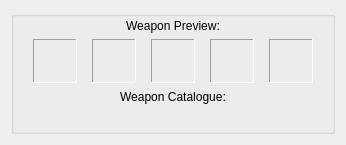
Old version of the form qweaponordertable.ui in the repository JordanViramontes/Cave-Story-Profile-Manager.
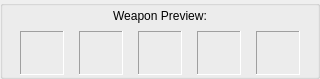
New version of the form. Icons and pictures are not drawn.

Commit message: implemented selecting a weapon

Diff of the .ui file:
```diff
--- a/qweaponordertable.ui
+++ b/qweaponordertable.ui
@@ -6,14 +6,29 @@
    <rect>
     <x>0</x>
     <y>0</y>
-    <width>346</width>
-    <height>145</height>
+    <width>320</width>
+    <height>79</height>
    </rect>
   </property>
   <property name="windowTitle">
    <string>Form</string>
   </property>
   <layout class="QVBoxLayout" name="verticalLayout_2">
+   <property name="spacing">
+    <number>0</number>
+   </property>
+   <property name="leftMargin">
+    <number>0</number>
+   </property>
+   <property name="topMargin">
+    <number>0</number>
+   </property>
+   <property name="rightMargin">
+    <number>0</number>
+   </property>
+   <property name="bottomMargin">
+    <number>0</number>
+   </property>
    <item>
     <widget class="QGroupBox" name="groupBox">
      <property name="title">
@@ -35,549 +50,6 @@
       <property name="horizontalSpacing">
        <number>1</number>
       </property>
-      <item row="0" column="0">
-       <widget class="QLabel" name="label">
-        <property name="text">
-         <string>Weapon Preview:</string>
-        </property>
-        <property name="scaledContents">
-         <bool>false</bool>
-        </property>
-        <property name="alignment">
-         <set>Qt::AlignmentFlag::AlignCenter</set>
-        </property>
-        <property name="margin">
-         <number>0</number>
-        </property>
-       </widget>
-      </item>
-      <item row="3" column="0">
-       <widget class="QWidget" name="weaponCatalogueContainer" native="true">
-        <layout class="QGridLayout" name="gridLayout_18">
-         <property name="leftMargin">
-          <number>0</number>
-         </property>
-         <property name="topMargin">
-          <number>0</number>
-         </property>
-         <property name="rightMargin">
-          <number>0</number>
-         </property>
-         <property name="bottomMargin">
-          <number>0</number>
-         </property>
-         <property name="spacing">
-          <number>0</number>
-         </property>
-         <item row="0" column="0">
-          <layout class="QHBoxLayout" name="weaponCatalogueLayout">
-           <property name="spacing">
-            <number>10</number>
-           </property>
-           <item>
-            <spacer name="horizontalSpacer_3">
-             <property name="orientation">
-              <enum>Qt::Orientation::Horizontal</enum>
-             </property>
-             <property name="sizeHint" stdset="0">
-              <size>
-               <width>40</width>
-               <height>20</height>
-              </size>
-             </property>
-            </spacer>
-           </item>
-           <item>
-            <widget class="QFrame" name="frame_16">
-             <property name="frameShape">
-              <enum>QFrame::Shape::NoFrame</enum>
-             </property>
-             <property name="frameShadow">
-              <enum>QFrame::Shadow::Raised</enum>
-             </property>
-             <layout class="QGridLayout" name="gridLayout_17">
-              <property name="leftMargin">
-               <number>1</number>
-              </property>
-              <property name="topMargin">
-               <number>1</number>
-              </property>
-              <property name="rightMargin">
-               <number>1</number>
-              </property>
-              <property name="bottomMargin">
-               <number>1</number>
-              </property>
-              <item row="0" column="0">
-               <widget class="QLabel" name="EMPTY">
-                <property name="text">
-                 <string/>
-                </property>
-                <property name="pixmap">
-                 <pixmap resource="images.qrc">:/weaponImages/images/empty.png</pixmap>
-                </property>
-                <property name="scaledContents">
-                 <bool>true</bool>
-                </property>
-                <property name="alignment">
-                 <set>Qt::AlignmentFlag::AlignCenter</set>
-                </property>
-                <property name="textInteractionFlags">
-                 <set>Qt::TextInteractionFlag::NoTextInteraction</set>
-                </property>
-               </widget>
-              </item>
-             </layout>
-            </widget>
-           </item>
-           <item>
-            <widget class="QFrame" name="frame_15">
-             <property name="frameShape">
-              <enum>QFrame::Shape::NoFrame</enum>
-             </property>
-             <property name="frameShadow">
-              <enum>QFrame::Shadow::Raised</enum>
-             </property>
-             <layout class="QGridLayout" name="gridLayout_12">
-              <property name="leftMargin">
-               <number>1</number>
-              </property>
-              <property name="topMargin">
-               <number>1</number>
-              </property>
-              <property name="rightMargin">
-               <number>1</number>
-              </property>
-              <property name="bottomMargin">
-               <number>1</number>
-              </property>
-              <item row="0" column="0">
-               <widget class="QLabel" name="PS">
-                <property name="text">
-                 <string/>
-                </property>
-                <property name="pixmap">
-                 <pixmap resource="images.qrc">:/weaponImages/images/polarStar.png</pixmap>
-                </property>
-                <property name="scaledContents">
-                 <bool>true</bool>
-                </property>
-                <property name="alignment">
-                 <set>Qt::AlignmentFlag::AlignCenter</set>
-                </property>
-                <property name="textInteractionFlags">
-                 <set>Qt::TextInteractionFlag::NoTextInteraction</set>
-                </property>
-               </widget>
-              </item>
-             </layout>
-            </widget>
-           </item>
-           <item>
-            <widget class="QFrame" name="frame_14">
-             <property name="frameShape">
-              <enum>QFrame::Shape::NoFrame</enum>
-             </property>
-             <property name="frameShadow">
-              <enum>QFrame::Shadow::Raised</enum>
-             </property>
-             <layout class="QGridLayout" name="gridLayout_11">
-              <property name="leftMargin">
-               <number>1</number>
-              </property>
-              <property name="topMargin">
-               <number>1</number>
-              </property>
-              <property name="rightMargin">
-               <number>1</number>
-              </property>
-              <property name="bottomMargin">
-               <number>1</number>
-              </property>
-              <item row="0" column="0">
-               <widget class="QLabel" name="ML">
-                <property name="text">
-                 <string/>
-                </property>
-                <property name="pixmap">
-                 <pixmap resource="images.qrc">:/weaponImages/images/missile.png</pixmap>
-                </property>
-                <property name="scaledContents">
-                 <bool>true</bool>
-                </property>
-                <property name="alignment">
-                 <set>Qt::AlignmentFlag::AlignCenter</set>
-                </property>
-                <property name="textInteractionFlags">
-                 <set>Qt::TextInteractionFlag::NoTextInteraction</set>
-                </property>
-               </widget>
-              </item>
-             </layout>
-            </widget>
-           </item>
-           <item>
-            <widget class="QFrame" name="frame_13">
-             <property name="frameShape">
-              <enum>QFrame::Shape::NoFrame</enum>
-             </property>
-             <property name="frameShadow">
-              <enum>QFrame::Shadow::Raised</enum>
-             </property>
-             <layout class="QGridLayout" name="gridLayout_10">
-              <property name="leftMargin">
-               <number>1</number>
-              </property>
-              <property name="topMargin">
-               <number>1</number>
-              </property>
-              <property name="rightMargin">
-               <number>1</number>
-              </property>
-              <property name="bottomMargin">
-               <number>1</number>
-              </property>
-              <item row="0" column="0">
-               <widget class="QLabel" name="FB">
-                <property name="text">
-                 <string/>
-                </property>
-                <property name="pixmap">
-                 <pixmap resource="images.qrc">:/weaponImages/images/fireball.png</pixmap>
-                </property>
-                <property name="scaledContents">
-                 <bool>true</bool>
-                </property>
-                <property name="alignment">
-                 <set>Qt::AlignmentFlag::AlignCenter</set>
-                </property>
-                <property name="textInteractionFlags">
-                 <set>Qt::TextInteractionFlag::NoTextInteraction</set>
-                </property>
-               </widget>
-              </item>
-             </layout>
-            </widget>
-           </item>
-           <item>
-            <widget class="QFrame" name="frame_12">
-             <property name="frameShape">
-              <enum>QFrame::Shape::NoFrame</enum>
-             </property>
-             <property name="frameShadow">
-              <enum>QFrame::Shadow::Raised</enum>
-             </property>
-             <layout class="QGridLayout" name="gridLayout_9">
-              <property name="leftMargin">
-               <number>1</number>
-              </property>
-              <property name="topMargin">
-               <number>1</number>
-              </property>
-              <property name="rightMargin">
-               <number>1</number>
-              </property>
-              <property name="bottomMargin">
-               <number>1</number>
-              </property>
-              <item row="0" column="0">
-               <widget class="QLabel" name="BB">
-                <property name="text">
-                 <string/>
-                </property>
-                <property name="pixmap">
-                 <pixmap resource="images.qrc">:/weaponImages/images/bubble.png</pixmap>
-                </property>
-                <property name="scaledContents">
-                 <bool>true</bool>
-                </property>
-                <property name="alignment">
-                 <set>Qt::AlignmentFlag::AlignCenter</set>
-                </property>
-                <property name="textInteractionFlags">
-                 <set>Qt::TextInteractionFlag::NoTextInteraction</set>
-                </property>
-               </widget>
-              </item>
-             </layout>
-            </widget>
-           </item>
-           <item>
-            <widget class="QFrame" name="frame_11">
-             <property name="frameShape">
-              <enum>QFrame::Shape::NoFrame</enum>
-             </property>
-             <property name="frameShadow">
-              <enum>QFrame::Shadow::Raised</enum>
-             </property>
-             <layout class="QGridLayout" name="gridLayout_8">
-              <property name="leftMargin">
-               <number>1</number>
-              </property>
-              <property name="topMargin">
-               <number>1</number>
-              </property>
-              <property name="rightMargin">
-               <number>1</number>
-              </property>
-              <property name="bottomMargin">
-               <number>1</number>
-              </property>
-              <item row="0" column="0">
-               <widget class="QLabel" name="MG">
-                <property name="text">
-                 <string/>
-                </property>
-                <property name="pixmap">
-                 <pixmap resource="images.qrc">:/weaponImages/images/machineGun.png</pixmap>
-                </property>
-                <property name="scaledContents">
-                 <bool>true</bool>
-                </property>
-                <property name="alignment">
-                 <set>Qt::AlignmentFlag::AlignCenter</set>
-                </property>
-                <property name="textInteractionFlags">
-                 <set>Qt::TextInteractionFlag::NoTextInteraction</set>
-                </property>
-               </widget>
-              </item>
-             </layout>
-            </widget>
-           </item>
-           <item>
-            <widget class="QFrame" name="frame_10">
-             <property name="frameShape">
-              <enum>QFrame::Shape::NoFrame</enum>
-             </property>
-             <property name="frameShadow">
-              <enum>QFrame::Shadow::Raised</enum>
-             </property>
-             <layout class="QGridLayout" name="gridLayout_7">
-              <property name="leftMargin">
-               <number>1</number>
-              </property>
-              <property name="topMargin">
-               <number>1</number>
-              </property>
-              <property name="rightMargin">
-               <number>1</number>
-              </property>
-              <property name="bottomMargin">
-               <number>1</number>
-              </property>
-              <item row="0" column="0">
-               <widget class="QLabel" name="BL">
-                <property name="text">
-                 <string/>
-                </property>
-                <property name="pixmap">
-                 <pixmap resource="images.qrc">:/weaponImages/images/blade.png</pixmap>
-                </property>
-                <property name="scaledContents">
-                 <bool>true</bool>
-                </property>
-                <property name="alignment">
-                 <set>Qt::AlignmentFlag::AlignCenter</set>
-                </property>
-                <property name="textInteractionFlags">
-                 <set>Qt::TextInteractionFlag::NoTextInteraction</set>
-                </property>
-               </widget>
-              </item>
-             </layout>
-            </widget>
-           </item>
-           <item>
-            <widget class="QFrame" name="frame_9">
-             <property name="frameShape">
-              <enum>QFrame::Shape::NoFrame</enum>
-             </property>
-             <property name="frameShadow">
-              <enum>QFrame::Shadow::Raised</enum>
-             </property>
-             <layout class="QGridLayout" name="gridLayout_16">
-              <property name="leftMargin">
-               <number>1</number>
-              </property>
-              <property name="topMargin">
-               <number>1</number>
-              </property>
-              <property name="rightMargin">
-               <number>1</number>
-              </property>
-              <property name="bottomMargin">
-               <number>1</number>
-              </property>
-              <item row="0" column="0">
-               <widget class="QLabel" name="SN">
-                <property name="text">
-                 <string/>
-                </property>
-                <property name="pixmap">
-                 <pixmap resource="images.qrc">:/weaponImages/images/snake.png</pixmap>
-                </property>
-                <property name="scaledContents">
-                 <bool>true</bool>
-                </property>
-                <property name="alignment">
-                 <set>Qt::AlignmentFlag::AlignCenter</set>
-                </property>
-                <property name="textInteractionFlags">
-                 <set>Qt::TextInteractionFlag::NoTextInteraction</set>
-                </property>
-               </widget>
-              </item>
-             </layout>
-            </widget>
-           </item>
-           <item>
-            <widget class="QFrame" name="frame_8">
-             <property name="frameShape">
-              <enum>QFrame::Shape::NoFrame</enum>
-             </property>
-             <property name="frameShadow">
-              <enum>QFrame::Shadow::Raised</enum>
-             </property>
-             <layout class="QGridLayout" name="gridLayout_15">
-              <property name="leftMargin">
-               <number>1</number>
-              </property>
-              <property name="topMargin">
-               <number>1</number>
-              </property>
-              <property name="rightMargin">
-               <number>1</number>
-              </property>
-              <property name="bottomMargin">
-               <number>1</number>
-              </property>
-              <item row="0" column="0">
-               <widget class="QLabel" name="SML">
-                <property name="text">
-                 <string/>
-                </property>
-                <property name="pixmap">
-                 <pixmap resource="images.qrc">:/weaponImages/images/missileSuper.png</pixmap>
-                </property>
-                <property name="scaledContents">
-                 <bool>true</bool>
-                </property>
-                <property name="alignment">
-                 <set>Qt::AlignmentFlag::AlignCenter</set>
-                </property>
-                <property name="textInteractionFlags">
-                 <set>Qt::TextInteractionFlag::NoTextInteraction</set>
-                </property>
-               </widget>
-              </item>
-             </layout>
-            </widget>
-           </item>
-           <item>
-            <widget class="QFrame" name="frame_7">
-             <property name="frameShape">
-              <enum>QFrame::Shape::NoFrame</enum>
-             </property>
-             <property name="frameShadow">
-              <enum>QFrame::Shadow::Raised</enum>
-             </property>
-             <layout class="QGridLayout" name="gridLayout_14">
-              <property name="leftMargin">
-               <number>1</number>
-              </property>
-              <property name="topMargin">
-               <number>1</number>
-              </property>
-              <property name="rightMargin">
-               <number>1</number>
-              </property>
-              <property name="bottomMargin">
-               <number>1</number>
-              </property>
-              <item row="0" column="0">
-               <widget class="QLabel" name="NS">
-                <property name="text">
-                 <string/>
-                </property>
-                <property name="pixmap">
-                 <pixmap resource="images.qrc">:/weaponImages/images/nemesis.png</pixmap>
-                </property>
-                <property name="scaledContents">
-                 <bool>true</bool>
-                </property>
-                <property name="alignment">
-                 <set>Qt::AlignmentFlag::AlignCenter</set>
-                </property>
-                <property name="textInteractionFlags">
-                 <set>Qt::TextInteractionFlag::NoTextInteraction</set>
-                </property>
-               </widget>
-              </item>
-             </layout>
-            </widget>
-           </item>
-           <item>
-            <widget class="QFrame" name="frame_6">
-             <property name="frameShape">
-              <enum>QFrame::Shape::NoFrame</enum>
-             </property>
-             <property name="frameShadow">
-              <enum>QFrame::Shadow::Raised</enum>
-             </property>
-             <layout class="QGridLayout" name="gridLayout_13">
-              <property name="leftMargin">
-               <number>1</number>
-              </property>
-              <property name="topMargin">
-               <number>1</number>
-              </property>
-              <property name="rightMargin">
-               <number>1</number>
-              </property>
-              <property name="bottomMargin">
-               <number>1</number>
-              </property>
-              <item row="0" column="0">
-               <widget class="QLabel" name="SP">
-                <property name="text">
-                 <string/>
-                </property>
-                <property name="pixmap">
-                 <pixmap resource="images.qrc">:/weaponImages/images/spur.png</pixmap>
-                </property>
-                <property name="scaledContents">
-                 <bool>true</bool>
-                </property>
-                <property name="alignment">
-                 <set>Qt::AlignmentFlag::AlignCenter</set>
-                </property>
-                <property name="textInteractionFlags">
-                 <set>Qt::TextInteractionFlag::NoTextInteraction</set>
-                </property>
-               </widget>
-              </item>
-             </layout>
-            </widget>
-           </item>
-           <item>
-            <spacer name="horizontalSpacer_4">
-             <property name="orientation">
-              <enum>Qt::Orientation::Horizontal</enum>
-             </property>
-             <property name="sizeHint" stdset="0">
-              <size>
-               <width>40</width>
-               <height>20</height>
-              </size>
-             </property>
-            </spacer>
-           </item>
-          </layout>
-         </item>
-        </layout>
-       </widget>
-      </item>
       <item row="1" column="0">
        <layout class="QHBoxLayout" name="horizontalLayout">
         <property name="spacing">
@@ -695,7 +167,7 @@
          </widget>
         </item>
         <item>
-         <widget class="QFrame" name="frame_4">
+         <widget class="QFrame" name="frame_2">
           <property name="frameShape">
            <enum>QFrame::Shape::Panel</enum>
           </property>
@@ -793,7 +265,7 @@
          </widget>
         </item>
         <item>
-         <widget class="QFrame" name="frame_2">
+         <widget class="QFrame" name="frame_4">
           <property name="frameShape">
            <enum>QFrame::Shape::Panel</enum>
           </property>
@@ -856,13 +328,13 @@
         </item>
        </layout>
       </item>
-      <item row="2" column="0">
-       <widget class="QLabel" name="weaponCatalogueLabel">
-        <property name="enabled">
-         <bool>true</bool>
-        </property>
+      <item row="0" column="0">
+       <widget class="QLabel" name="label">
         <property name="text">
-         <string>Weapon Catalogue:</string>
+         <string>Weapon Preview:</string>
+        </property>
+        <property name="scaledContents">
+         <bool>false</bool>
         </property>
         <property name="alignment">
          <set>Qt::AlignmentFlag::AlignCenter</set>
```
Left out of the diff: 5 changed lines with no effect on the pictures. The commit also changes 7 other files.
